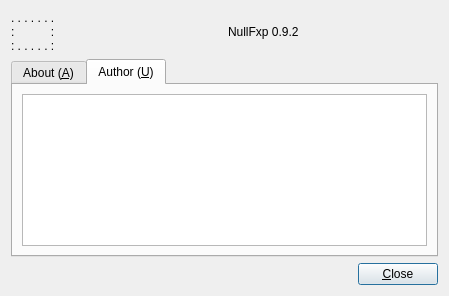
First picture: the form in src/aboutnullfxp.ui, repository kitech/nullfxp, before the edit.
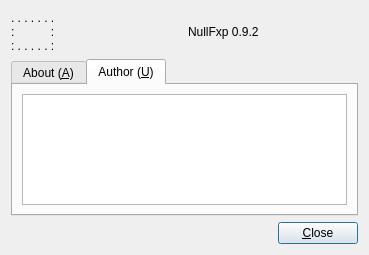
Second picture: the form after the edit. The open tabs and pages were chosen to show the change.

Commit message: qrc: in cmake

```diff
--- a/src/aboutnullfxp.ui
+++ b/src/aboutnullfxp.ui
@@ -5,8 +5,8 @@
    <rect>
     <x>0</x>
     <y>0</y>
-    <width>449</width>
-    <height>296</height>
+    <width>369</width>
+    <height>255</height>
    </rect>
   </property>
   <property name="windowTitle" >
@@ -53,6 +53,14 @@
       </layout>
      </widget>
      <widget class="QWidget" name="tab_2" >
+      <property name="geometry" >
+       <rect>
+        <x>0</x>
+        <y>0</y>
+        <width>429</width>
+        <height>164</height>
+       </rect>
+      </property>
       <attribute name="title" >
        <string>Author (&amp;U)</string>
       </attribute>
@@ -60,10 +68,11 @@
        <item>
         <widget class="QTextBrowser" name="textBrowser" >
          <property name="html" >
-          <string>&lt;html>&lt;head>&lt;meta name="qrichtext" content="1" />&lt;style type="text/css">
+          <string>&lt;!DOCTYPE HTML PUBLIC "-//W3C//DTD HTML 4.0//EN" "http://www.w3.org/TR/REC-html40/strict.dtd">
+&lt;html>&lt;head>&lt;meta name="qrichtext" content="1" />&lt;style type="text/css">
 p, li { white-space: pre-wrap; }
-&lt;/style>&lt;/head>&lt;body style=" font-family:'Sans Serif'; font-size:9pt; font-weight:400; font-style:normal;">
-&lt;p style="-qt-paragraph-type:empty; margin-top:0px; margin-bottom:0px; margin-left:0px; margin-right:0px; -qt-block-indent:0; text-indent:0px;">&lt;/p>&lt;/body>&lt;/html></string>
+&lt;/style>&lt;/head>&lt;body style=" font-family:'Sans Serif'; font-size:10pt; font-weight:400; font-style:normal;">
+&lt;p style="-qt-paragraph-type:empty; margin-top:0px; margin-bottom:0px; margin-left:0px; margin-right:0px; -qt-block-indent:0; text-indent:0px; font-size:9pt;">&lt;/p>&lt;/body>&lt;/html></string>
          </property>
          <property name="openExternalLinks" >
           <bool>true</bool>
```
Left out of the diff: 10 changed lines with no effect on the pictures. The commit also changes 2 other files.
